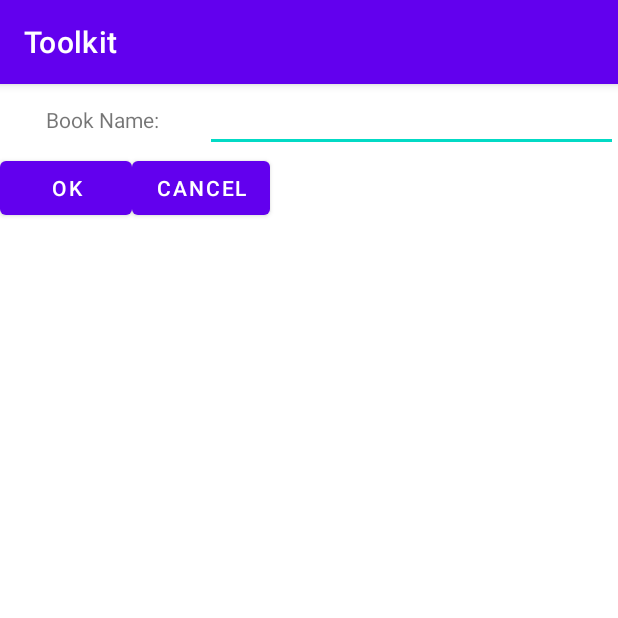
After one commit to Win7GM/Toolkit, an Android app: the BookEditorActivity screen opened directly, with no data from a screen before it, on a phone screen of 412 x 824 dp, the top half of it. The commit adds this screen. Run offline under Robolectric (Android 15) with nearby library versions, the phone set to English and light mode, and no system bars; 1 statement that could not run was skipped.

Commit message:
Changed dialog to new activity. Utilized Activity Result API.

```diff
--- /dev/null
+++ b/app/src/main/java/com/jnu/toolkit/BookEditorActivity.kt
@@ -0,0 +1,40 @@
+package com.jnu.toolkit
+
+import android.content.Intent
+import android.os.Bundle
+import android.text.Editable
+import android.widget.Button
+import android.widget.EditText
+import androidx.appcompat.app.AppCompatActivity
+
+class BookEditorActivity : AppCompatActivity() {
+    override fun onCreate(savedInstanceState: Bundle?) {
+        super.onCreate(savedInstanceState)
+        setContentView(R.layout.activity_book_editor)
+        val btnOk = findViewById<Button>(R.id.button_ok)
+        val btnCancel = findViewById<Button>(R.id.button_cancel)
+        val inputBookName = findViewById<EditText>(R.id.editor_bookname)
+
+        if (intent.extras?.get("code") as Int == 2) {
+            inputBookName.text=Editable.Factory.getInstance().newEditable(intent.extras?.get("name") as String)
+        }
+
+        btnCancel.setOnClickListener {
+            setResult(RESULT_CANCELED)
+            finish()
+        }
+        btnOk.setOnClickListener {
+            val data = Intent().apply {
+                putExtra("name", inputBookName.text.toString())
+                putExtra("pos", intent.extras?.get("pos") as Int)
+            }
+
+            when (intent.extras?.get("code")) {
+                1 -> data.putExtra("code", 1)
+                2 -> data.putExtra("code", 2)
+            }
+            setResult(RESULT_OK, data)
+            finish()
+        }
+    }
+}
--- /dev/null
+++ b/app/src/main/res/layout/activity_book_editor.xml
@@ -0,0 +1,57 @@
+<?xml version="1.0" encoding="utf-8"?>
+<LinearLayout
+    xmlns:android="http://schemas.android.com/apk/res/android"
+    xmlns:tools="http://schemas.android.com/tools"
+    xmlns:app="http://schemas.android.com/apk/res-auto"
+    android:layout_width="match_parent"
+    android:layout_height="match_parent"
+    android:orientation="vertical"
+    tools:context=".BookEditorActivity">
+
+    <LinearLayout
+        android:layout_width="match_parent"
+        android:layout_height="wrap_content"
+        android:orientation="horizontal"
+        >
+
+        <TextView
+            android:id="@+id/input_item_textView"
+            android:layout_width="wrap_content"
+            android:layout_height="wrap_content"
+            android:layout_weight="1"
+            android:text="@string/book_name"
+            android:textAlignment="center" />
+
+        <EditText
+            android:id="@+id/editor_bookname"
+            android:layout_width="wrap_content"
+            android:layout_height="wrap_content"
+            android:layout_weight="1"
+            android:ems="10"
+            android:inputType="textPersonName"
+            android:text="" />
+    </LinearLayout>
+    <LinearLayout
+        android:layout_width="match_parent"
+        android:layout_height="wrap_content"
+        android:orientation="vertical">
+        <LinearLayout
+            android:layout_width="match_parent"
+            android:layout_height="wrap_content"
+            android:orientation="horizontal">
+
+            <Button
+                android:id="@+id/button_ok"
+                android:layout_width="wrap_content"
+                android:layout_height="wrap_content"
+                android:text="ok" />
+
+            <Button
+                android:id="@+id/button_cancel"
+                android:layout_width="wrap_content"
+                android:layout_height="wrap_content"
+                android:text="cancel" />
+        </LinearLayout>
+
+    </LinearLayout>
+</LinearLayout>
--- a/app/src/main/res/values/strings.xml
+++ b/app/src/main/res/values/strings.xml
@@ -1,4 +1,5 @@
 <resources>
     <string name="app_name">Toolkit</string>
     <string name="hello_world">Hello World!!</string>
+    <string name="book_name">Book Name:</string>
 </resources>
```
Also changed, not shown: app/src/main/AndroidManifest.xml (+1 -9 lines), app/src/main/java/com/jnu/toolkit/BookListMainActivity.kt (+100 -39 lines).
